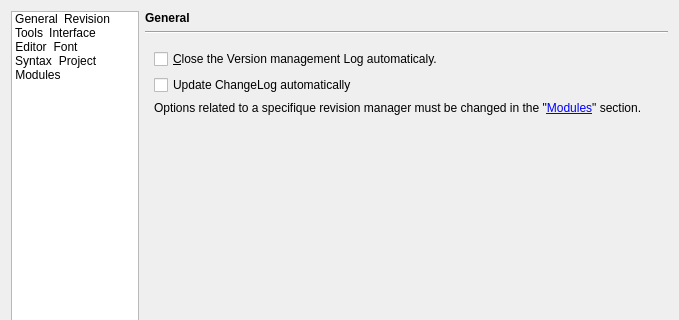
This is xinx/ui/custom.ui in phoenix741/xinx as Qt 5 draws it before an edit; both pictures show x 0 to 679 and y 0 to 320 of the 679 by 483 pixel window. The edited form follows.
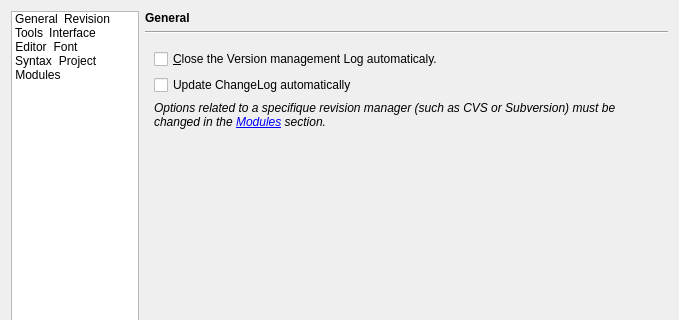
This is the edited form. The open tabs and pages were chosen to show the change. Icons and pictures are not drawn. Custom widgets are drawn as their Qt base class.

Commit message: Start of implement the subversion wrapper.

```diff
--- a/xinx/ui/custom.ui
+++ b/xinx/ui/custom.ui
@@ -253,7 +253,7 @@
        <item row="2" column="0" >
         <widget class="QLabel" name="m_labelLink" >
          <property name="text" >
-          <string>Options related to a specifique revision manager must be changed in the "&lt;a href="#modules">Modules&lt;/a>" section.</string>
+          <string>&lt;i>Options related to a specifique revision manager (such as CVS or Subversion) must be changed in the &lt;a href="#modules">Modules&lt;/a> section.&lt;/i></string>
          </property>
          <property name="wordWrap" >
           <bool>true</bool>
```
The commit also changes 16 other files.
